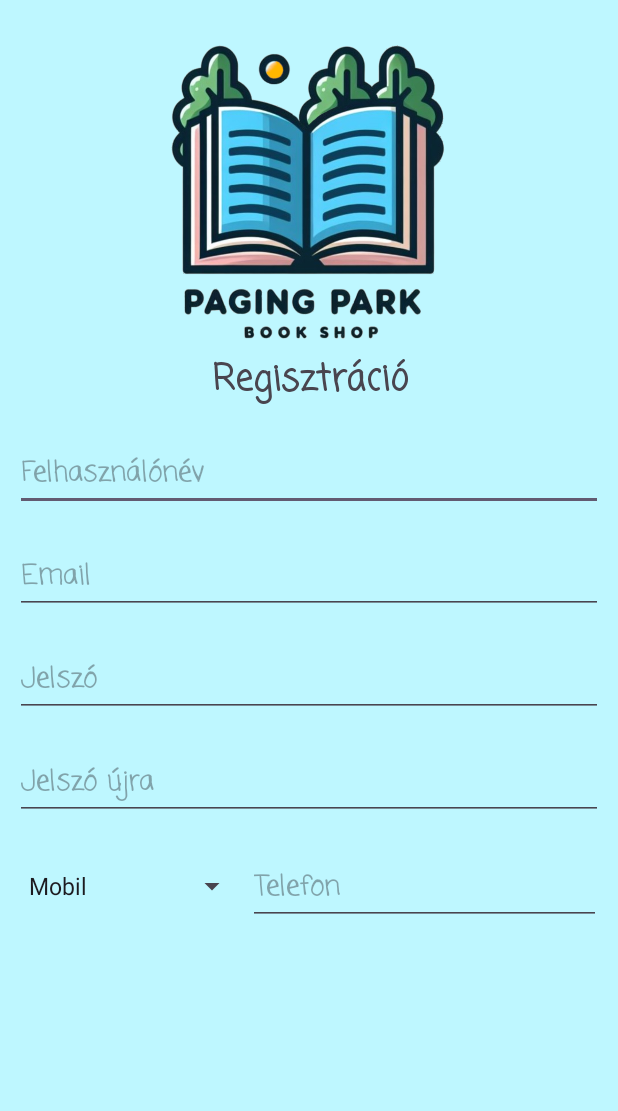
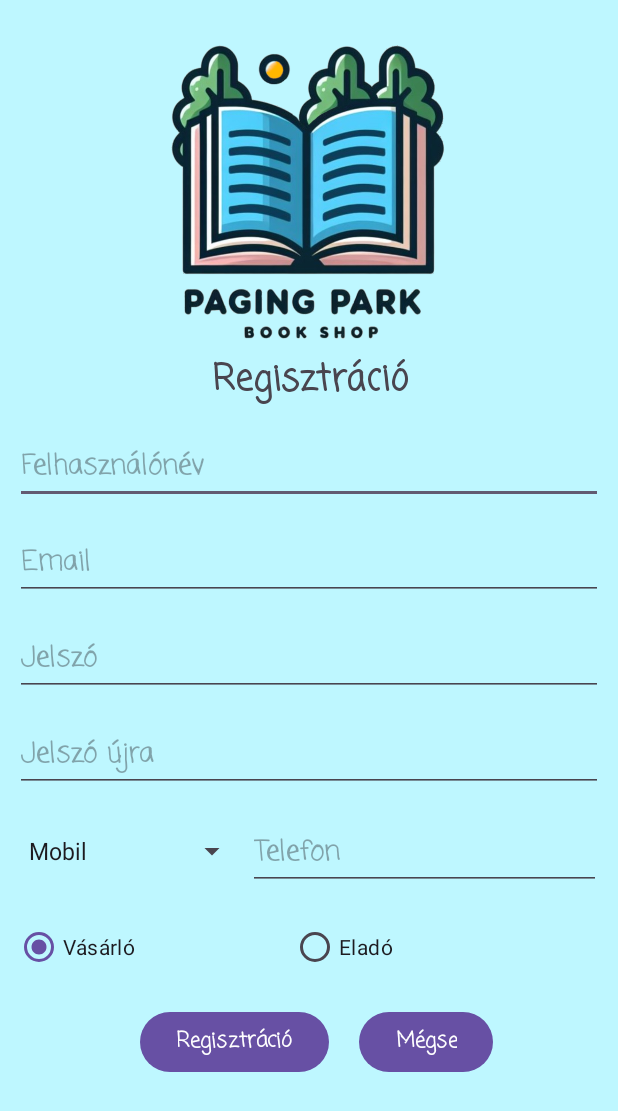
Before and after one commit to Petra501/mobilalkfejl, an Android app: the RegisterActivity screen opened directly, with no data from a screen before it, on a phone screen of 412 x 824 dp. Shown: the top 1111 px of the screen. Run offline under Robolectric (Android 15) with nearby library versions, the phone set to English and light mode, and no system bars; 1 statement that could not run was skipped.

Commit message:
fiók típusának választhatósága

```diff
--- a/app/src/main/java/com/example/konyvesbolt/RegisterActivity.java
+++ b/app/src/main/java/com/example/konyvesbolt/RegisterActivity.java
@@ -9,6 +9,8 @@ import android.view.View;
 import android.widget.AdapterView;
 import android.widget.ArrayAdapter;
 import android.widget.EditText;
+import android.widget.RadioButton;
+import android.widget.RadioGroup;
 import android.widget.Spinner;
 
 public class RegisterActivity extends AppCompatActivity implements AdapterView.OnItemSelectedListener {
@@ -21,7 +23,7 @@ public class RegisterActivity extends AppCompatActivity implements AdapterView.O
     EditText passwordEditText;
     EditText passwordAgainEditText;
     EditText phoneEditText;
-   // EditText typeEditText;
+   RadioGroup userTypeGroup;
     Spinner phoneSpinner;
 
     @Override
@@ -41,7 +43,8 @@ public class RegisterActivity extends AppCompatActivity implements AdapterView.O
         passwordAgainEditText = findViewById(R.id.passwordAgainEditText);
         phoneEditText = findViewById(R.id.phoneEditText);
         phoneSpinner = findViewById(R.id.phoneSpinner);
-        //typeEditText = findViewById(R.id.typeEditText);
+        userTypeGroup = findViewById(R.id.userTypeGroup);
+        userTypeGroup.check(R.id.buyerRadioButton);
 
         preferences = getSharedPreferences(PREFERENCE, MODE_PRIVATE);
         String userName = preferences.getString("userName", "");
@@ -73,7 +76,9 @@ public class RegisterActivity extends AppCompatActivity implements AdapterView.O
         String phone = phoneEditText.getText().toString();
         String phoneType = phoneSpinner.getSelectedItem().toString();
 
-        //String type = typeEditText.getText().toString();
+        int checkedId = userTypeGroup.getCheckedRadioButtonId();
+        RadioButton radioButton = userTypeGroup.findViewById(checkedId);
+        String userType = radioButton.getText().toString();
 
         if (!password.equals(passwordAgain)){
             Log.e(CLASS, "A jelszó és megerősítése nem egyezik!");
@@ -81,7 +86,7 @@ public class RegisterActivity extends AppCompatActivity implements AdapterView.O
         }
 
 
-       // Log.i(CLASS, "Regisztrált: " + userName + ", Email: " + userEmail + ", telefon: " + phone + ", típus: " + type);
+       Log.i(CLASS, "Regisztrált: " + userName + ", Email: " + userEmail + ", tel.típus: " + phoneType + ", telefon: " + phone + ", típus: " + userType);
         //TODO: A regisztrációs funkcionalitást meg kellene valósítani egyszer.
     }
 
@@ -124,7 +129,7 @@ public class RegisterActivity extends AppCompatActivity implements AdapterView.O
     @Override
     public void onItemSelected(AdapterView<?> parent, View view, int position, long id) {
         String selectedPhoneItem = parent.getItemAtPosition(position).toString();
-        Log.i(CLASS, selectedPhoneItem);
+        //Log.i(CLASS, selectedPhoneItem);
     }
 
     @Override
--- a/app/src/main/res/layout-land/activity_register.xml
+++ b/app/src/main/res/layout-land/activity_register.xml
@@ -110,6 +110,7 @@
         android:inputType="textPassword" />
 
     <LinearLayout
+        android:id="@+id/phoneLayout"
         android:layout_width="389dp"
         android:layout_height="wrap_content"
         android:layout_below="@id/passwordAgainEditText"
@@ -140,51 +141,57 @@
 
     </LinearLayout>
 
-    <!--    <EditText-->
-<!--        android:id="@+id/typeEditText"-->
-<!--        android:layout_width="match_parent"-->
-<!--        android:layout_height="wrap_content"-->
-<!--        android:layout_below="@id/phoneEditText"-->
-<!--        android:layout_alignParentStart="true"-->
-<!--        android:layout_alignParentEnd="true"-->
-<!--        android:layout_marginStart="288dp"-->
-<!--        android:layout_marginLeft="30dp"-->
-<!--        android:layout_marginTop="5dp"-->
-<!--        android:layout_marginEnd="43dp"-->
-<!--        android:layout_marginRight="30dp"-->
-<!--        android:fontFamily="casual"-->
-<!--        android:textStyle="bold"-->
-<!--        android:hint="@string/type"-->
-<!--        android:inputType="text" />-->
-<!--    -->
+    <RadioGroup
+        android:id="@+id/userTypeGroup"
+        android:layout_width="498dp"
+        android:layout_height="wrap_content"
+        android:layout_below="@id/phoneLayout"
+        android:layout_marginStart="288dp"
+        android:layout_marginTop="5dp"
+        android:layout_marginEnd="43dp"
+        android:orientation="horizontal">
 
-<!--    <LinearLayout-->
-<!--        android:layout_width="337dp"-->
-<!--        android:layout_height="wrap_content"-->
-<!--        android:layout_below="@id/firstImageView"-->
-<!--        android:layout_marginTop="-5dp"-->
-<!--        android:orientation="horizontal">-->
+        <RadioButton
+            android:id="@+id/buyerRadioButton"
+            android:layout_width="184dp"
+            android:layout_height="wrap_content"
+            android:text="@string/buyer" />
 
-<!--        <Button-->
-<!--            android:layout_width="wrap_content"-->
-<!--            android:layout_height="wrap_content"-->
-<!--            android:layout_marginStart="10dp"-->
-<!--            android:fontFamily="casual"-->
-<!--            android:onClick="register"-->
-<!--            android:text="@string/registration"-->
-<!--            android:textStyle="bold" />-->
-
-<!--        <Button-->
-<!--            android:layout_width="wrap_content"-->
-<!--            android:layout_height="wrap_content"-->
-<!--            android:layout_marginStart="20dp"-->
-<!--            android:fontFamily="casual"-->
-<!--            android:onClick="cancel"-->
-<!--            android:text="@string/cancel"-->
-<!--            android:textStyle="bold" />-->
+        <RadioButton
+            android:layout_width="match_parent"
+            android:layout_height="wrap_content"
+            android:text="@string/seller" />
 
 
-<!--    </LinearLayout>-->
+    </RadioGroup>
+
+    <LinearLayout
+        android:layout_width="337dp"
+        android:layout_height="wrap_content"
+        android:layout_below="@id/firstImageView"
+        android:layout_marginTop="-5dp"
+        android:orientation="horizontal">
+
+        <Button
+            android:layout_width="wrap_content"
+            android:layout_height="wrap_content"
+            android:layout_marginStart="10dp"
+            android:fontFamily="casual"
+            android:onClick="register"
+            android:text="@string/registration"
+            android:textStyle="bold" />
+
+        <Button
+            android:layout_width="wrap_content"
+            android:layout_height="wrap_content"
+            android:layout_marginStart="20dp"
+            android:fontFamily="casual"
+            android:onClick="cancel"
+            android:text="@string/cancel"
+            android:textStyle="bold" />
+
+
+    </LinearLayout>
 
 
 </RelativeLayout>
--- a/app/src/main/res/layout/activity_register.xml
+++ b/app/src/main/res/layout/activity_register.xml
@@ -45,7 +45,7 @@
         android:layout_below="@id/registrationTextView"
         android:layout_alignParentStart="true"
         android:layout_alignParentEnd="true"
-        android:layout_marginTop="20dp"
+        android:layout_marginTop="15dp"
         android:ems="10"
         android:fontFamily="casual"
         android:textStyle="bold"
@@ -61,7 +61,7 @@
         android:layout_below="@id/userNameEditText"
         android:layout_alignParentStart="true"
         android:layout_alignParentEnd="true"
-        android:layout_marginTop="20dp"
+        android:layout_marginTop="15dp"
         android:ems="10"
         android:fontFamily="casual"
         android:textStyle="bold"
@@ -77,7 +77,7 @@
         android:layout_below="@id/userEmailEditText"
         android:layout_alignParentStart="true"
         android:layout_alignParentEnd="true"
-        android:layout_marginTop="20dp"
+        android:layout_marginTop="15dp"
         android:ems="10"
         android:fontFamily="casual"
         android:textStyle="bold"
@@ -93,7 +93,7 @@
         android:layout_below="@id/passwordEditText"
         android:layout_alignParentStart="true"
         android:layout_alignParentEnd="true"
-        android:layout_marginTop="20dp"
+        android:layout_marginTop="15dp"
         android:ems="10"
         android:fontFamily="casual"
         android:textStyle="bold"
@@ -102,12 +102,13 @@
 
 
     <LinearLayout
+        android:id="@+id/phoneLayout"
         android:layout_width="389dp"
         android:layout_height="wrap_content"
         android:layout_below="@id/passwordAgainEditText"
         android:layout_centerHorizontal="true"
         android:layout_marginLeft="10dp"
-        android:layout_marginTop="20dp"
+        android:layout_marginTop="15dp"
         android:layout_marginRight="10dp"
         android:orientation="horizontal">
 
@@ -130,51 +131,58 @@
 
     </LinearLayout>
 
+    <RadioGroup
+        android:id="@+id/userTypeGroup"
+        android:layout_width="match_parent"
+        android:layout_height="wrap_content"
+        android:layout_below="@id/phoneLayout"
+        android:layout_marginLeft="10dp"
+        android:layout_marginTop="15dp"
+        android:layout_marginRight="10dp"
+        android:orientation="horizontal">
 
-    <!--    <EditText-->
-<!--        android:id="@+id/typeEditText"-->
-<!--        android:layout_width="match_parent"-->
-<!--        android:layout_height="wrap_content"-->
-<!--        android:layout_marginLeft="10dp"-->
-<!--        android:layout_marginRight="10dp"-->
-<!--        android:layout_below="@id/phoneEditText"-->
-<!--        android:layout_alignParentStart="true"-->
-<!--        android:layout_alignParentEnd="true"-->
-<!--        android:layout_marginTop="20dp"-->
-<!--        android:ems="10"-->
-<!--        android:fontFamily="casual"-->
-<!--        android:textStyle="bold"-->
-<!--        android:hint="@string/type"-->
-<!--        android:inputType="text" />-->
+        <RadioButton
+            android:id="@+id/buyerRadioButton"
+            android:layout_width="184dp"
+            android:layout_height="wrap_content"
+            android:text="@string/buyer" />
 
-<!--    <LinearLayout-->
-<!--        android:layout_width="wrap_content"-->
-<!--        android:layout_height="wrap_content"-->
-<!--        android:layout_below="@id/passwordAgainEditText"-->
-<!--        android:layout_marginTop="135dp"-->
-<!--        android:layout_centerHorizontal="true"-->
-<!--        android:orientation="horizontal">-->
-
-<!--        <Button-->
-<!--            android:layout_width="wrap_content"-->
-<!--            android:layout_height="wrap_content"-->
-<!--            android:layout_marginStart="10dp"-->
-<!--            android:fontFamily="casual"-->
-<!--            android:onClick="register"-->
-<!--            android:text="@string/registration"-->
-<!--            android:textStyle="bold" />-->
-
-<!--        <Button-->
-<!--            android:layout_width="wrap_content"-->
-<!--            android:layout_height="wrap_content"-->
-<!--            android:layout_marginStart="20dp"-->
-<!--            android:fontFamily="casual"-->
-<!--            android:onClick="cancel"-->
-<!--            android:text="@string/cancel"-->
-<!--            android:textStyle="bold" />-->
+        <RadioButton
+            android:layout_width="match_parent"
+            android:layout_height="wrap_content"
+            android:text="@string/seller" />
 
 
-<!--    </LinearLayout>-->
+    </RadioGroup>
+
+    <LinearLayout
+        android:layout_width="wrap_content"
+        android:layout_height="wrap_content"
+        android:layout_below="@id/userTypeGroup"
+        android:layout_marginTop="15dp"
+        android:layout_centerHorizontal="true"
+        android:orientation="horizontal">
+
+        <Button
+            android:layout_width="wrap_content"
+            android:layout_height="wrap_content"
+            android:layout_marginStart="10dp"
+            android:fontFamily="casual"
+            android:onClick="register"
+            android:text="@string/registration"
+            android:textStyle="bold" />
+
+        <Button
+            android:layout_width="wrap_content"
+            android:layout_height="wrap_content"
+            android:layout_marginStart="20dp"
+            android:fontFamily="casual"
+            android:onClick="cancel"
+            android:text="@string/cancel"
+            android:textStyle="bold" />
+
+
+    </LinearLayout>
 
 
 </RelativeLayout>
--- a/app/src/main/res/values/strings.xml
+++ b/app/src/main/res/values/strings.xml
@@ -10,6 +10,8 @@
     <string name="loginString">A böngészéshez lépj be!</string>
     <string name="phone">Telefon</string>
     <string name="type">Típus</string>
+    <string name="buyer">Vásárló</string>
+    <string name="seller">Eladó</string>
     <string-array name="phoneType">
         <item>Mobil</item>
         <item>Munkahelyi</item>
```
